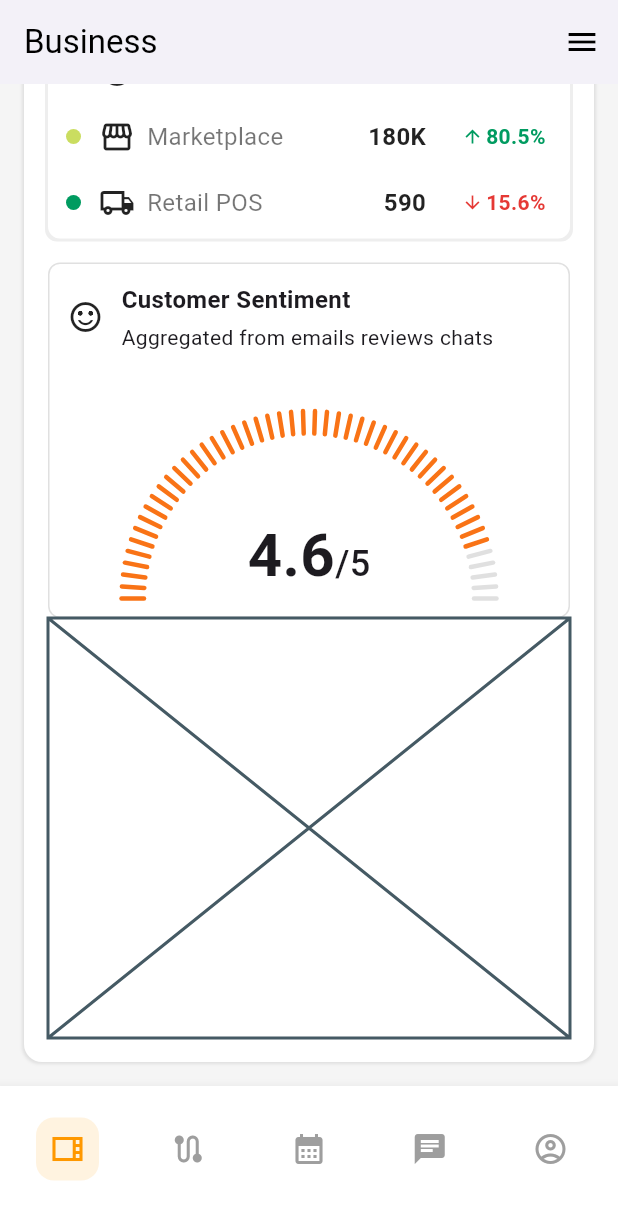
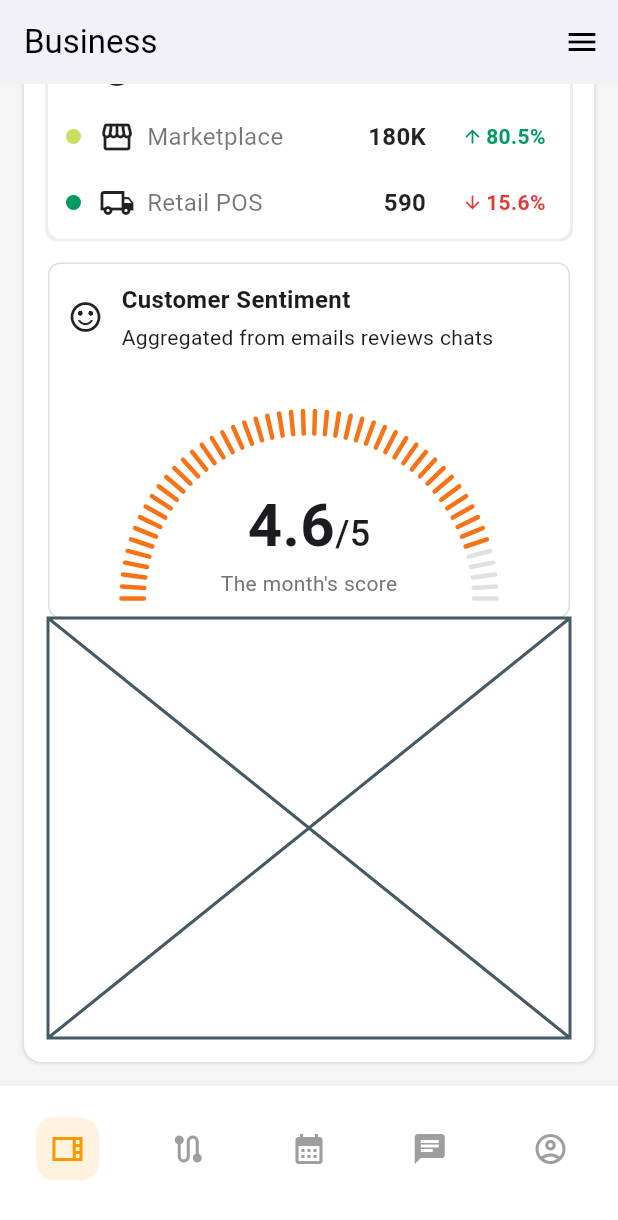
Before and after one commit to JAICHANGPARK/flutter_notebook_chapter_49, a Flutter app: the BusinessMainPage screen opened directly, scrolled down 475 dp, on a phone screen of 412 x 824 dp. Shown: the top 1220 px of the screen. Run offline on Flutter 3.47's test engine with Material 3 defaults, Android fonts, the phone set to English and light mode, and no system bars; our stand-ins replace dots_indicator, gap, google_fonts.

Commit message:
Update business_gauge_widget.dart

```diff
--- a/lib/ep2467_business_control_center_app/ui/business_gauge_widget.dart
+++ b/lib/ep2467_business_control_center_app/ui/business_gauge_widget.dart
@@ -81,6 +81,10 @@ class BusinessGaugeWidget extends StatelessWidget {
                         ],
                       ),
                     ),
+                    Text(
+                      "The month's score",
+                      style: TextStyle(color: Colors.grey[600]),
+                    ),
                   ],
                 ),
               ),
```
